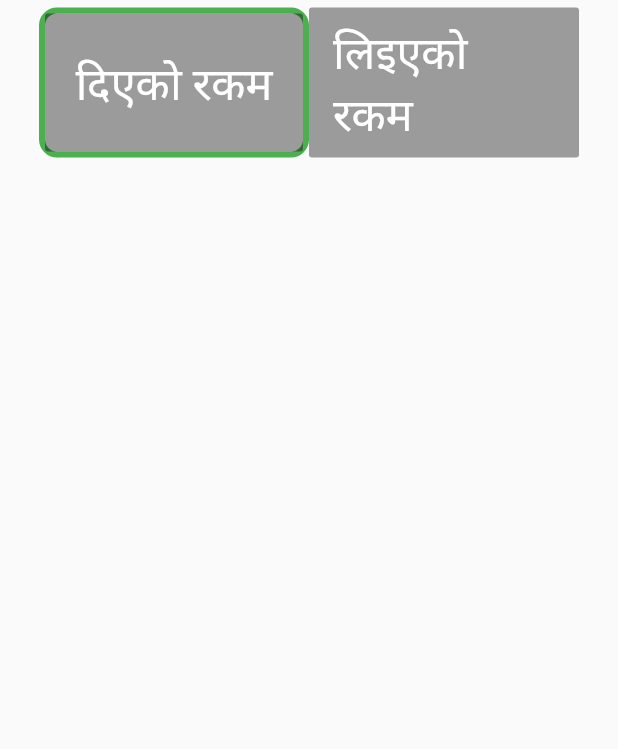
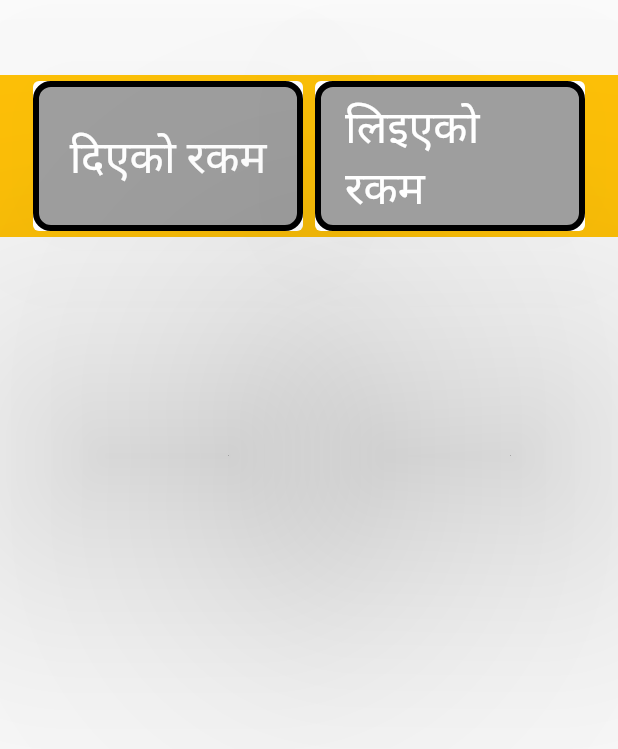
Before and after one commit to bikramoli/ExpensesMonitoringApp, a Flutter app: the Landing widget shown alone on an empty page, opened directly, on a phone screen of 412 x 824 dp. Shown: the top 749 px of the screen. Run offline on Flutter 3.47's test engine with Material 2 defaults, Android fonts, the phone set to English and light mode, and no system bars.

Commit message:
add background

```diff
--- a/lib/main.dart
+++ b/lib/main.dart
@@ -54,7 +54,7 @@ class _MyHomePageState extends State<MyHomePage> {
           alignment: Alignment.center,
           child: FlatButton(
             child: Text(
-              'खर्चहरू',
+              'Expenses Monitor',
               style: TextStyle(color: Colors.white, fontSize: 25),
             ),
             onPressed: reset,
@@ -62,6 +62,9 @@ class _MyHomePageState extends State<MyHomePage> {
         ),
       ),
       body: Container(
+        decoration: BoxDecoration(
+            image: DecorationImage(
+                image: AssetImage('assets/landing.jpg'), fit: BoxFit.cover)),
         child: Column(
           //mainAxisAlignment: MainAxisAlignment.spaceAround,
           crossAxisAlignment: CrossAxisAlignment.center,
--- a/lib/widgets/landing.dart
+++ b/lib/widgets/landing.dart
@@ -7,19 +7,23 @@ class Landing extends StatelessWidget {
   @override
   Widget build(BuildContext context) {
     return Container(
-      width: double.infinity,
-      margin: EdgeInsets.all(5),
+      color: Colors.amber,
+
+      /// this only set color for container
+      margin: EdgeInsets.only(top: 50),
       child: Row(
         mainAxisAlignment: MainAxisAlignment.center,
         children: [
-          Container(
+          Card(
+            elevation: 100,
+            child: Container(
               decoration: BoxDecoration(
-                border: Border.all(color: Colors.green, width: 4),
+                  border: Border.all(color: Colors.black, width: 4),
                   borderRadius: BorderRadius.circular(12)),
               width: 180,
               height: 100,
               child: RaisedButton(
-              color: Colors.red,
+                color: Colors.blue,
                 onPressed: expenses,
                 child: Text(
                   'दिएको रकम',
@@ -27,16 +31,23 @@ class Landing extends StatelessWidget {
                 ),
               ),
             ),
-          Container(
+          ),
+          Card(
+            elevation: 100,
+            child: Container(
+                decoration: BoxDecoration(
+                    border: Border.all(color: Colors.black, width: 4),
+                    borderRadius: BorderRadius.circular(12)),
                 width: 180,
                 height: 100,
                 child: RaisedButton(
-                  color: Colors.red,
+                    color: Colors.blue,
                     onPressed: earning,
                     child: Text(
                       'लिइएको रकम',
                       style: TextStyle(color: Colors.white, fontSize: 30),
-                  )))
+                    ))),
+          )
         ],
       ),
     );
--- a/pubspec.yaml
+++ b/pubspec.yaml
@@ -40,10 +40,15 @@ dev_dependencies:
 # The following section is specific to Flutter.
 flutter:
 
+
+
   # The following line ensures that the Material Icons font is
   # included with your application, so that you can use the icons in
   # the material Icons class.
   uses-material-design: true
+
+  assets:
+    - assets/
 
   # To add assets to your application, add an assets section, like this:
   # assets:
```
Also changed, not shown: assets/landing.jpg (added). Lines whose indentation alone changed are shown as unchanged.
